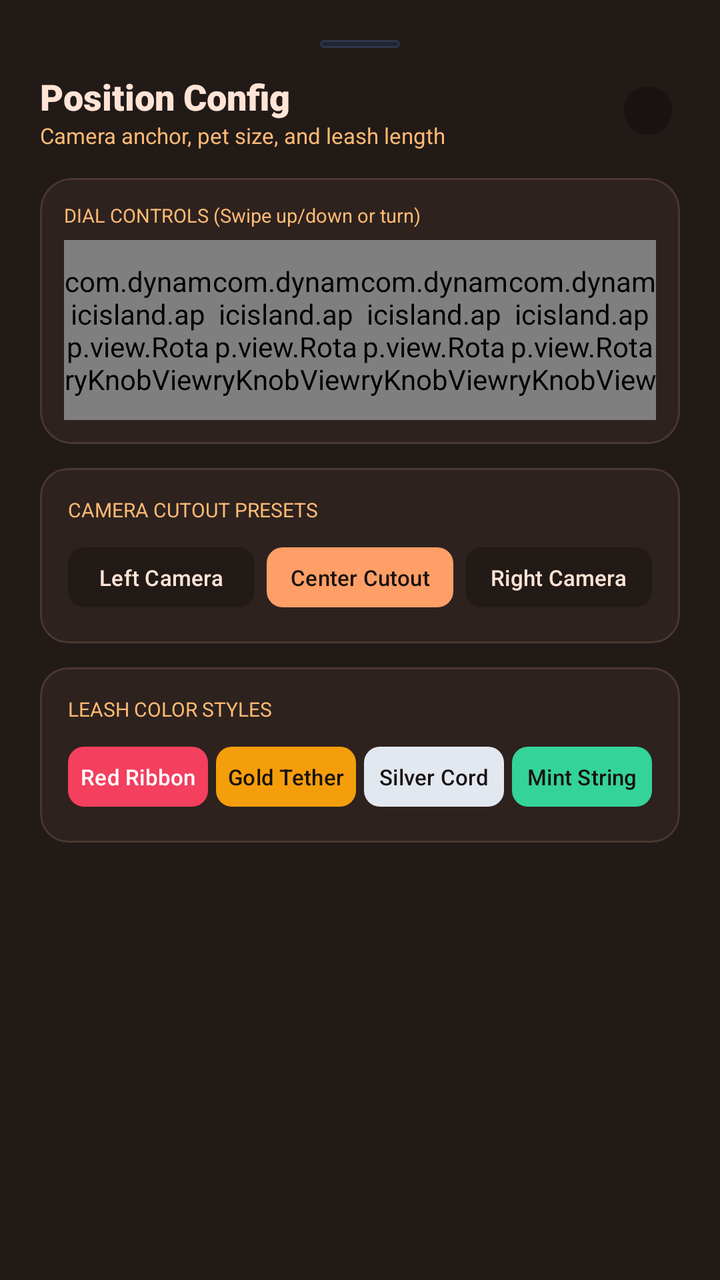
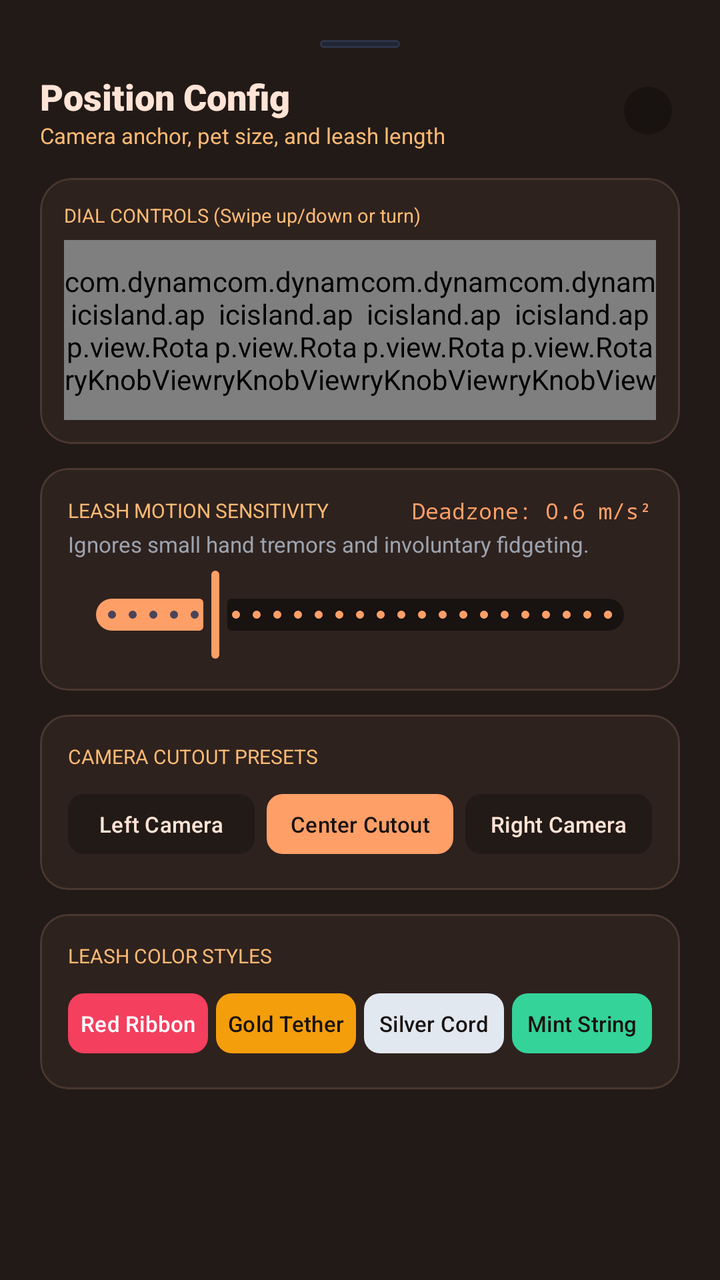

An Android layout rendered at two revisions. The XML below is the earlier revision; the diff shows what the commit changed to produce the second picture.
<!-- AndroidManifest.xml: application theme Theme.DynamicIsland -->
<!-- res/layout/dialog_menu_position.xml -->
<?xml version="1.0" encoding="utf-8"?>
<androidx.core.widget.NestedScrollView
    xmlns:android="http://schemas.android.com/apk/res/android"
    xmlns:app="http://schemas.android.com/apk/res-auto"
    android:layout_width="match_parent"
    android:layout_height="wrap_content"
    android:background="@color/peach_surface">

    <LinearLayout
        android:layout_width="match_parent"
        android:layout_height="wrap_content"
        android:orientation="vertical"
        android:padding="20dp">

        
        <View
            android:layout_width="40dp"
            android:layout_height="4dp"
            android:layout_gravity="center_horizontal"
            android:background="@drawable/bg_card_surface" />

        <LinearLayout
            android:layout_width="match_parent"
            android:layout_height="wrap_content"
            android:layout_marginTop="12dp"
            android:gravity="center_vertical"
            android:orientation="horizontal">

            <LinearLayout
                android:layout_width="0dp"
                android:layout_height="wrap_content"
                android:layout_weight="1"
                android:orientation="vertical">

                <TextView
                    android:layout_width="wrap_content"
                    android:layout_height="wrap_content"
                    android:fontFamily="sans-serif-black"
                    android:text="Position Config"
                    android:textColor="@color/peach_light"
                    android:textSize="18sp" />

                <TextView
                    android:layout_width="wrap_content"
                    android:layout_height="wrap_content"
                    android:text="Camera anchor, pet size, and leash length"
                    android:textColor="@color/peach_accent"
                    android:textSize="11sp" />
            </LinearLayout>

            <com.google.android.material.button.MaterialButton
                android:id="@+id/btnClosePosition"
                style="@style/Widget.Material3.Button.IconButton"
                android:layout_width="32dp"
                android:layout_height="32dp"
                android:text="✕"
                android:textColor="@color/peach_light"
                android:textSize="12sp"
                app:backgroundTint="@color/peach_dark" />
        </LinearLayout>

        
        <com.google.android.material.card.MaterialCardView
            android:layout_width="match_parent"
            android:layout_height="wrap_content"
            android:layout_marginTop="14dp"
            app:cardBackgroundColor="@color/peach_surface_card"
            app:cardCornerRadius="16dp"
            app:strokeColor="@color/peach_surface_border"
            app:strokeWidth="1dp">

            <LinearLayout
                android:layout_width="match_parent"
                android:layout_height="wrap_content"
                android:orientation="vertical"
                android:padding="12dp">

                <TextView
                    android:layout_width="wrap_content"
                    android:layout_height="wrap_content"
                    android:fontFamily="sans-serif-bold"
                    android:text="DIAL CONTROLS (Swipe up/down or turn)"
                    android:textColor="@color/peach_accent"
                    android:textSize="9.5sp" />

                <LinearLayout
                    android:layout_width="match_parent"
                    android:layout_height="90dp"
                    android:layout_marginTop="6dp"
                    android:orientation="horizontal">

                    <com.dynamicisland.app.view.RotaryKnobView
                        android:id="@+id/knobCameraX"
                        android:layout_width="0dp"
                        android:layout_height="match_parent"
                        android:layout_weight="1" />

                    <com.dynamicisland.app.view.RotaryKnobView
                        android:id="@+id/knobCameraY"
                        android:layout_width="0dp"
                        android:layout_height="match_parent"
                        android:layout_weight="1" />

                    <com.dynamicisland.app.view.RotaryKnobView
                        android:id="@+id/knobPetSize"
                        android:layout_width="0dp"
                        android:layout_height="match_parent"
                        android:layout_weight="1" />

                    <com.dynamicisland.app.view.RotaryKnobView
                        android:id="@+id/knobLeash"
                        android:layout_width="0dp"
                        android:layout_height="match_parent"
                        android:layout_weight="1" />
                </LinearLayout>
            </LinearLayout>
        </com.google.android.material.card.MaterialCardView>

        
        <com.google.android.material.card.MaterialCardView
            android:layout_width="match_parent"
            android:layout_height="wrap_content"
            android:layout_marginTop="12dp"
            app:cardBackgroundColor="@color/peach_surface_card"
            app:cardCornerRadius="14dp"
            app:strokeColor="@color/peach_surface_border"
            app:strokeWidth="1dp">

            <LinearLayout
                android:layout_width="match_parent"
                android:layout_height="wrap_content"
                android:orientation="vertical"
                android:padding="14dp">

                <TextView
                    android:layout_width="wrap_content"
                    android:layout_height="wrap_content"
                    android:fontFamily="sans-serif-bold"
                    android:text="CAMERA CUTOUT PRESETS"
                    android:textColor="@color/peach_accent"
                    android:textSize="10sp" />

                <LinearLayout
                    android:layout_width="match_parent"
                    android:layout_height="38dp"
                    android:layout_marginTop="8dp"
                    android:orientation="horizontal">

                    <com.google.android.material.button.MaterialButton
                        android:id="@+id/btnAlignLeft"
                        android:layout_width="0dp"
                        android:layout_height="match_parent"
                        android:layout_weight="1"
                        android:padding="0dp"
                        android:text="Left Camera"
                        android:textColor="@color/peach_light"
                        android:textSize="11sp"
                        app:backgroundTint="@color/peach_surface"
                        app:cornerRadius="8dp" />

                    <com.google.android.material.button.MaterialButton
                        android:id="@+id/btnAlignCenter"
                        android:layout_width="0dp"
                        android:layout_height="match_parent"
                        android:layout_marginStart="6dp"
                        android:layout_weight="1"
                        android:padding="0dp"
                        android:text="Center Cutout"
                        android:textColor="@color/peach_dark"
                        android:textSize="11sp"
                        app:backgroundTint="@color/peach_primary"
                        app:cornerRadius="8dp" />

                    <com.google.android.material.button.MaterialButton
                        android:id="@+id/btnAlignRight"
                        android:layout_width="0dp"
                        android:layout_height="match_parent"
                        android:layout_marginStart="6dp"
                        android:layout_weight="1"
                        android:padding="0dp"
                        android:text="Right Camera"
                        android:textColor="@color/peach_light"
                        android:textSize="11sp"
                        app:backgroundTint="@color/peach_surface"
                        app:cornerRadius="8dp" />
                </LinearLayout>
            </LinearLayout>
        </com.google.android.material.card.MaterialCardView>

        
        <com.google.android.material.card.MaterialCardView
            android:layout_width="match_parent"
            android:layout_height="wrap_content"
            android:layout_marginTop="12dp"
            app:cardBackgroundColor="@color/peach_surface_card"
            app:cardCornerRadius="14dp"
            app:strokeColor="@color/peach_surface_border"
            app:strokeWidth="1dp">

            <LinearLayout
                android:layout_width="match_parent"
                android:layout_height="wrap_content"
                android:orientation="vertical"
                android:padding="14dp">

                <TextView
                    android:layout_width="wrap_content"
                    android:layout_height="wrap_content"
                    android:fontFamily="sans-serif-bold"
                    android:text="LEASH COLOR STYLES"
                    android:textColor="@color/peach_accent"
                    android:textSize="10sp" />

                <LinearLayout
                    android:layout_width="match_parent"
                    android:layout_height="38dp"
                    android:layout_marginTop="8dp"
                    android:orientation="horizontal">

                    <com.google.android.material.button.MaterialButton
                        android:id="@+id/btnLeashRed"
                        android:layout_width="0dp"
                        android:layout_height="match_parent"
                        android:layout_weight="1"
                        android:padding="0dp"
                        android:text="Red Ribbon"
                        android:textColor="#FFFFFF"
                        android:textSize="11sp"
                        app:backgroundTint="#F43F5E"
                        app:cornerRadius="8dp" />

                    <com.google.android.material.button.MaterialButton
                        android:id="@+id/btnLeashGold"
                        android:layout_width="0dp"
                        android:layout_height="match_parent"
                        android:layout_marginStart="4dp"
                        android:layout_weight="1"
                        android:padding="0dp"
                        android:text="Gold Tether"
                        android:textColor="@color/peach_dark"
                        android:textSize="11sp"
                        app:backgroundTint="#F59E0B"
                        app:cornerRadius="8dp" />

                    <com.google.android.material.button.MaterialButton
                        android:id="@+id/btnLeashSilver"
                        android:layout_width="0dp"
                        android:layout_height="match_parent"
                        android:layout_marginStart="4dp"
                        android:layout_weight="1"
                        android:padding="0dp"
                        android:text="Silver Cord"
                        android:textColor="@color/peach_dark"
                        android:textSize="11sp"
                        app:backgroundTint="#E2E8F0"
                        app:cornerRadius="8dp" />

                    <com.google.android.material.button.MaterialButton
                        android:id="@+id/btnLeashMint"
                        android:layout_width="0dp"
                        android:layout_height="match_parent"
                        android:layout_marginStart="4dp"
                        android:layout_weight="1"
                        android:padding="0dp"
                        android:text="Mint String"
                        android:textColor="@color/peach_dark"
                        android:textSize="11sp"
                        app:backgroundTint="#34D399"
                        app:cornerRadius="8dp" />
                </LinearLayout>
            </LinearLayout>
        </com.google.android.material.card.MaterialCardView>

    </LinearLayout>
</androidx.core.widget.NestedScrollView>
<!-- resources referenced by this layout -->
<resources>
  <color name="peach_accent">#FDBA74</color>
  <color name="peach_dark">#181210</color>
  <color name="peach_light">#FFE4D6</color>
  <color name="peach_primary">#FF9F68</color>
  <color name="peach_surface">#221A17</color>
  <color name="peach_surface_border">#4A3730</color>
  <color name="peach_surface_card">#2E221E</color>
  <!-- drawable bg_card_surface (drawable) -->
  <?xml version="1.0" encoding="utf-8"?>
  <shape xmlns:android="http://schemas.android.com/apk/res/android"
      android:shape="rectangle">
      <solid android:color="@color/surface_card" />
      <corners android:radius="16dp" />
      <stroke
          android:width="1dp"
          android:color="@color/surface_card_border" />
  </shape>
  <style name="Theme.DynamicIsland" parent="Theme.Material3.Dark.NoActionBar">
          <item name="colorPrimary">@color/primary</item>
          <item name="colorSecondary">@color/secondary</item>
          <item name="android:statusBarColor">@color/background_dark</item>
          <item name="android:navigationBarColor">@color/background_dark</item>
          <item name="android:windowBackground">@color/background_dark</item>
      </style>
  <color name="surface_card">#202534</color>
  <color name="surface_card_border">#2E344A</color>
  <color name="primary">#FF9F68</color>
  <color name="secondary">#10B981</color>
  <color name="background_dark">#0F1117</color>
</resources>

<!-- the commit's change to res/layout/dialog_menu_position.xml (unified diff, before → after) -->
@@ -132,62 +132,54 @@
                 android:orientation="vertical"
                 android:padding="14dp">
 
-                <TextView
-                    android:layout_width="wrap_content"
-                    android:layout_height="wrap_content"
-                    android:fontFamily="sans-serif-bold"
-                    android:text="CAMERA CUTOUT PRESETS"
-                    android:textColor="@color/peach_accent"
-                    android:textSize="10sp" />
-
                 <LinearLayout
                     android:layout_width="match_parent"
-                    android:layout_height="38dp"
-                    android:layout_marginTop="8dp"
+                    android:layout_height="wrap_content"
+                    android:gravity="center_vertical"
                     android:orientation="horizontal">
 
-                    <com.google.android.material.button.MaterialButton
-                        android:id="@+id/btnAlignLeft"
-                        android:layout_width="0dp"
-                        android:layout_height="match_parent"
-                        android:layout_weight="1"
-                        android:padding="0dp"
-                        android:text="Left Camera"
-                        android:textColor="@color/peach_light"
-                        android:textSize="11sp"
-                        app:backgroundTint="@color/peach_surface"
-                        app:cornerRadius="8dp" />
-
-                    <com.google.android.material.button.MaterialButton
-                        android:id="@+id/btnAlignCenter"
-                        android:layout_width="0dp"
-                        android:layout_height="match_parent"
-                        android:layout_marginStart="6dp"
-                        android:layout_weight="1"
-                        android:padding="0dp"
-                        android:text="Center Cutout"
-                        android:textColor="@color/peach_dark"
-                        android:textSize="11sp"
-                        app:backgroundTint="@color/peach_primary"
-                        app:cornerRadius="8dp" />
-
-                    <com.google.android.material.button.MaterialButton
-                        android:id="@+id/btnAlignRight"
-                        android:layout_width="0dp"
-                        android:layout_height="match_parent"
-                        android:layout_marginStart="6dp"
-                        android:layout_weight="1"
-                        android:padding="0dp"
-                        android:text="Right Camera"
-                        android:textColor="@color/peach_light"
-                        android:textSize="11sp"
-                        app:backgroundTint="@color/peach_surface"
-                        app:cornerRadius="8dp" />
+                    <TextView
+                        android:layout_width="0dp"
+                        android:layout_height="wrap_content"
+                        android:layout_weight="1"
+                        android:fontFamily="sans-serif-bold"
+                        android:text="LEASH MOTION SENSITIVITY"
+                        android:textColor="@color/peach_accent"
+                        android:textSize="10sp" />
+
+                    <TextView
+                        android:id="@+id/tvSensitivityValue"
+                        android:layout_width="wrap_content"
+                        android:layout_height="wrap_content"
+                        android:fontFamily="monospace"
+                        android:text="Deadzone: 0.6 m/s²"
+                        android:textColor="@color/peach_primary"
+                        android:textSize="11sp" />
                 </LinearLayout>
+
+                <TextView
+                    android:id="@+id/tvSensitivityDescription"
+                    android:layout_width="match_parent"
+                    android:layout_height="wrap_content"
+                    android:layout_marginTop="2dp"
+                    android:text="Ignores small hand tremors and involuntary fidgeting."
+                    android:textColor="@color/text_secondary"
+                    android:textSize="11sp" />
+
+                <com.google.android.material.slider.Slider
+                    android:id="@+id/sliderLeashSensitivity"
+                    android:layout_width="match_parent"
+                    android:layout_height="wrap_content"
+                    android:layout_marginTop="4dp"
+                    android:stepSize="0.1"
+                    android:value="0.6"
+                    android:valueFrom="0.1"
+                    android:valueTo="2.5"
+                    app:thumbColor="@color/peach_primary"
+                    app:trackColorActive="@color/peach_primary"
+                    app:trackColorInactive="@color/peach_dark" />
             </LinearLayout>
         </com.google.android.material.card.MaterialCardView>
-
-        
         <com.google.android.material.card.MaterialCardView
             android:layout_width="match_parent"
             android:layout_height="wrap_content"
@@ -207,6 +199,77 @@
                     android:layout_width="wrap_content"
                     android:layout_height="wrap_content"
                     android:fontFamily="sans-serif-bold"
+                    android:text="CAMERA CUTOUT PRESETS"
+                    android:textColor="@color/peach_accent"
+                    android:textSize="10sp" />
+
+                <LinearLayout
+                    android:layout_width="match_parent"
+                    android:layout_height="38dp"
+                    android:layout_marginTop="8dp"
+                    android:orientation="horizontal">
+
+                    <com.google.android.material.button.MaterialButton
+                        android:id="@+id/btnAlignLeft"
+                        android:layout_width="0dp"
+                        android:layout_height="match_parent"
+                        android:layout_weight="1"
+                        android:padding="0dp"
+                        android:text="Left Camera"
+                        android:textColor="@color/peach_light"
+                        android:textSize="11sp"
+                        app:backgroundTint="@color/peach_surface"
+                        app:cornerRadius="8dp" />
+
+                    <com.google.android.material.button.MaterialButton
+                        android:id="@+id/btnAlignCenter"
+                        android:layout_width="0dp"
+                        android:layout_height="match_parent"
+                        android:layout_marginStart="6dp"
+                        android:layout_weight="1"
+                        android:padding="0dp"
+                        android:text="Center Cutout"
+                        android:textColor="@color/peach_dark"
+                        android:textSize="11sp"
+                        app:backgroundTint="@color/peach_primary"
+                        app:cornerRadius="8dp" />
+
+                    <com.google.android.material.button.MaterialButton
+                        android:id="@+id/btnAlignRight"
+                        android:layout_width="0dp"
+                        android:layout_height="match_parent"
+                        android:layout_marginStart="6dp"
+                        android:layout_weight="1"
+                        android:padding="0dp"
+                        android:text="Right Camera"
+                        android:textColor="@color/peach_light"
+                        android:textSize="11sp"
+                        app:backgroundTint="@color/peach_surface"
+                        app:cornerRadius="8dp" />
+                </LinearLayout>
+            </LinearLayout>
+        </com.google.android.material.card.MaterialCardView>
+
+        
+        <com.google.android.material.card.MaterialCardView
+            android:layout_width="match_parent"
+            android:layout_height="wrap_content"
+            android:layout_marginTop="12dp"
+            app:cardBackgroundColor="@color/peach_surface_card"
+            app:cardCornerRadius="14dp"
+            app:strokeColor="@color/peach_surface_border"
+            app:strokeWidth="1dp">
+
+            <LinearLayout
+                android:layout_width="match_parent"
+                android:layout_height="wrap_content"
+                android:orientation="vertical"
+                android:padding="14dp">
+
+                <TextView
+                    android:layout_width="wrap_content"
+                    android:layout_height="wrap_content"
+                    android:fontFamily="sans-serif-bold"
                     android:text="LEASH COLOR STYLES"
                     android:textColor="@color/peach_accent"
                     android:textSize="10sp" />
<!-- resource entries referenced after the edit -->
@@ -7,6 +7,7 @@
   <color name="peach_surface">#221A17</color>
   <color name="peach_surface_border">#4A3730</color>
   <color name="peach_surface_card">#2E221E</color>
+  <color name="text_secondary">#9CA3AF</color>
   <!-- drawable bg_card_surface (drawable) -->
   <?xml version="1.0" encoding="utf-8"?>
   <shape xmlns:android="http://schemas.android.com/apk/res/android"
